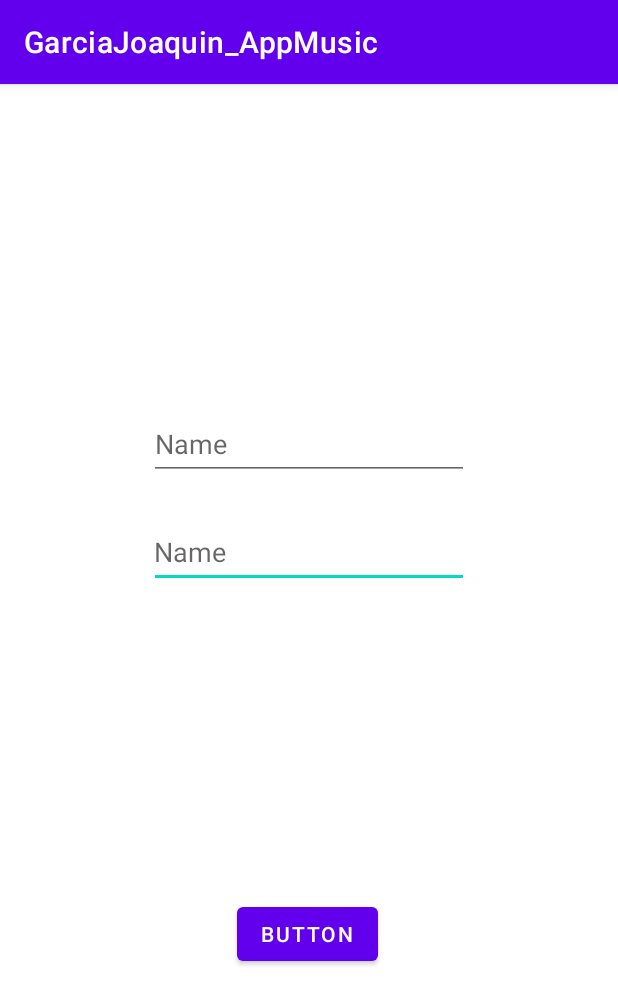
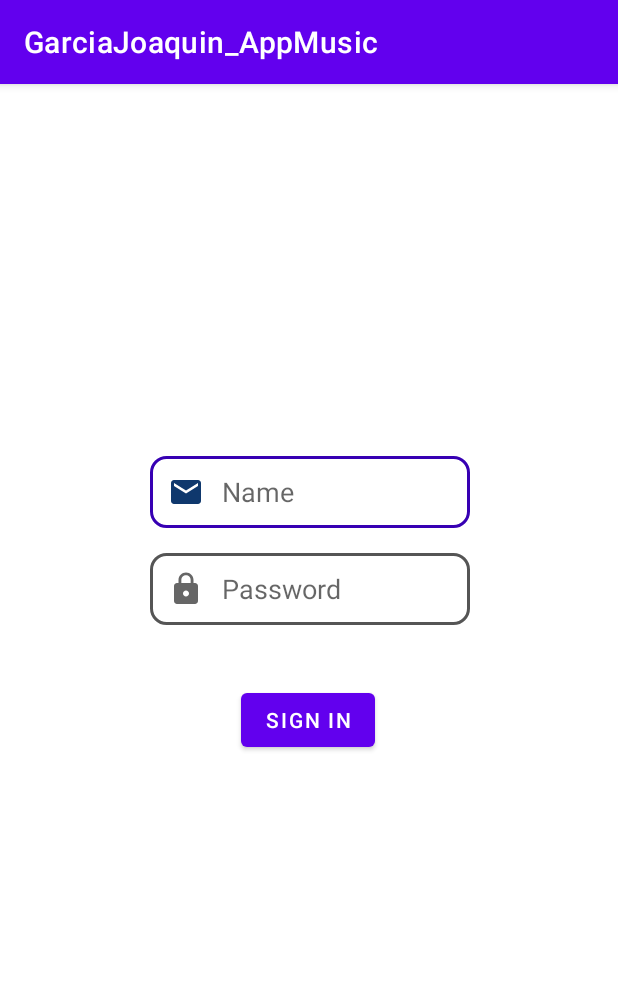
Before and after one commit to joaquingb4/GarciaJoaquin_AppMusic, an Android app: the screen it shows after launch (MainActivity), on a phone screen of 412 x 824 dp. Shown: the top 1005 px of the screen. Run offline under Robolectric (Android 15) with nearby library versions, the phone set to English and light mode, and no system bars.

Commit message:
Login finished

```diff
--- a/app/src/main/java/com/example/garciajoaquin_appmusic/MainActivity.java
+++ b/app/src/main/java/com/example/garciajoaquin_appmusic/MainActivity.java
@@ -3,6 +3,11 @@ package com.example.garciajoaquin_appmusic;
 import androidx.appcompat.app.AppCompatActivity;
 
 import android.os.Bundle;
+import android.util.Log;
+import android.view.View;
+import android.widget.Button;
+import android.widget.EditText;
+import android.widget.TextView;
 
 public class MainActivity extends AppCompatActivity {
 
@@ -10,5 +15,33 @@ public class MainActivity extends AppCompatActivity {
     protected void onCreate(Bundle savedInstanceState) {
         super.onCreate(savedInstanceState);
         setContentView(R.layout.activity_main);
+
+        //Login button created
+        Button btnLogin = findViewById(R.id.btnSignIn);
+        //Name and password fields created
+        EditText txtUserName = findViewById(R.id.txtUserName);
+        EditText txtPassword = findViewById(R.id.txtPassword);
+        //The textview created
+        TextView lblLoginResult = findViewById(R.id.lblLoginResult);
+        lblLoginResult.setVisibility(View.INVISIBLE); //Textview invisible
+
+        //If we click on button login
+        btnLogin.setOnClickListener(new View.OnClickListener() {
+            public void onClick(View view) {
+                //Check if the name and password fields are correct
+                if (txtUserName.getText().toString().equals("Alonso") && txtPassword.getText().toString().equals("1234")){
+
+                    lblLoginResult.setText("Successful login");//Set message on the textview
+                    Log.i("Test","Successful login");
+
+                }else{
+                    lblLoginResult.setText("Wrong name or password");//Set message on the textview
+                    Log.i("Test","Wrong name or password");
+                }
+                //Text view turn in visible
+                lblLoginResult.setVisibility(View.VISIBLE);
+            }
+        });
+
     }
 }
--- /dev/null
+++ b/app/src/main/res/drawable/custom_email_icon.xml
@@ -0,0 +1,7 @@
+<?xml version="1.0" encoding="utf-8"?>
+<selector xmlns:android="http://schemas.android.com/apk/res/android">
+    <item android:state_focused="true"
+        android:drawable="@drawable/ic_email_focused" />
+    <item android:state_focused="false"
+        android:drawable="@drawable/ic_email" />
+</selector>
--- /dev/null
+++ b/app/src/main/res/drawable/custom_lock_icon.xml
@@ -0,0 +1,7 @@
+<?xml version="1.0" encoding="utf-8"?>
+<selector xmlns:android="http://schemas.android.com/apk/res/android">
+    <item android:state_focused="true"
+        android:drawable="@drawable/ic_lock_focused" />
+    <item android:state_focused="false"
+        android:drawable="@drawable/ic_lock" />
+</selector>
--- /dev/null
+++ b/app/src/main/res/drawable/ic_email_focused.xml
@@ -0,0 +1,5 @@
+<vector android:height="24dp" android:tint="#0F386D"
+    android:viewportHeight="24" android:viewportWidth="24"
+    android:width="24dp" xmlns:android="http://schemas.android.com/apk/res/android">
+    <path android:fillColor="@android:color/white" android:pathData="M20,4L4,4c-1.1,0 -1.99,0.9 -1.99,2L2,18c0,1.1 0.9,2 2,2h16c1.1,0 2,-0.9 2,-2L22,6c0,-1.1 -0.9,-2 -2,-2zM20,8l-8,5 -8,-5L4,6l8,5 8,-5v2z"/>
+</vector>
--- /dev/null
+++ b/app/src/main/res/drawable/ic_lock_focused.xml
@@ -0,0 +1,5 @@
+<vector android:height="24dp" android:tint="#0F386D"
+    android:viewportHeight="24" android:viewportWidth="24"
+    android:width="24dp" xmlns:android="http://schemas.android.com/apk/res/android">
+    <path android:fillColor="@android:color/white" android:pathData="M18,8h-1L17,6c0,-2.76 -2.24,-5 -5,-5S7,3.24 7,6v2L6,8c-1.1,0 -2,0.9 -2,2v10c0,1.1 0.9,2 2,2h12c1.1,0 2,-0.9 2,-2L20,10c0,-1.1 -0.9,-2 -2,-2zM12,17c-1.1,0 -2,-0.9 -2,-2s0.9,-2 2,-2 2,0.9 2,2 -0.9,2 -2,2zM15.1,8L8.9,8L8.9,6c0,-1.71 1.39,-3.1 3.1,-3.1 1.71,0 3.1,1.39 3.1,3.1v2z"/>
+</vector>
--- a/app/src/main/res/layout/activity_main.xml
+++ b/app/src/main/res/layout/activity_main.xml
@@ -6,50 +6,70 @@
     android:layout_height="match_parent"
     tools:context=".MainActivity">
 
-
     <EditText
         android:id="@+id/txtUserName"
         android:layout_width="wrap_content"
         android:layout_height="wrap_content"
-        android:layout_marginStart="101dp"
-        android:layout_marginTop="288dp"
-        android:layout_marginEnd="101dp"
-        android:drawableStart="@drawable/custom_input"
+        android:background="@drawable/custom_input"
+        android:drawableStart="@drawable/custom_email_icon"
+        android:drawablePadding="12dp"
+        android:paddingStart="12dp"
         android:ems="10"
         android:inputType="textPersonName"
         android:minHeight="48dp"
         android:hint="Name"
+
+
+        app:layout_constraintBottom_toBottomOf="parent"
         app:layout_constraintEnd_toEndOf="parent"
+        app:layout_constraintHorizontal_bias="0.502"
         app:layout_constraintStart_toStartOf="parent"
-        app:layout_constraintTop_toTopOf="parent" />
-
+        app:layout_constraintTop_toTopOf="parent"
+        app:layout_constraintVertical_bias="0.344" />
     <EditText
         android:id="@+id/txtPassword"
         android:layout_width="wrap_content"
         android:layout_height="wrap_content"
-        android:layout_marginStart="101dp"
-        android:layout_marginEnd="101dp"
-        android:layout_marginBottom="24dp"
+        android:background="@drawable/custom_input"
+        android:drawableStart="@drawable/custom_lock_icon"
+        android:drawablePadding="12dp"
+        android:paddingStart="12dp"
         android:ems="10"
-        android:hint="Name"
-        android:inputType="textPersonName"
+        android:inputType="textPassword"
         android:minHeight="48dp"
-        app:layout_constraintBottom_toTopOf="@+id/txtUserName"
+        android:hint="Password"
+
+        app:layout_constraintBottom_toBottomOf="parent"
         app:layout_constraintEnd_toEndOf="parent"
-        app:layout_constraintStart_toStartOf="parent" />
+        app:layout_constraintHorizontal_bias="0.502"
+        app:layout_constraintStart_toStartOf="parent"
+        app:layout_constraintTop_toBottomOf="@+id/txtUserName"
+        app:layout_constraintVertical_bias="0.04" />
+        />
 
     <Button
         android:id="@+id/btnSignIn"
         android:layout_width="wrap_content"
         android:layout_height="wrap_content"
-        android:layout_marginStart="157dp"
-        android:layout_marginTop="80dp"
-        android:layout_marginEnd="160dp"
-        android:layout_marginBottom="177dp"
-        android:text="Button"
+        android:text="Sign in"
         app:layout_constraintBottom_toBottomOf="parent"
         app:layout_constraintEnd_toEndOf="parent"
-        app:layout_constraintHorizontal_bias="1.0"
-        app:layout_constraintStart_toStartOf="parent" />
+        app:layout_constraintHorizontal_bias="0.498"
+        app:layout_constraintStart_toStartOf="parent"
+        app:layout_constraintTop_toBottomOf="@+id/txtPassword"
+        app:layout_constraintVertical_bias="0.11" />
+
+
+    <TextView
+        android:id="@+id/lblLoginResult"
+        android:layout_width="wrap_content"
+        android:layout_height="wrap_content"
+        android:text="TextView"
+        app:layout_constraintBottom_toBottomOf="parent"
+        app:layout_constraintEnd_toEndOf="parent"
+        app:layout_constraintHorizontal_bias="0.498"
+        app:layout_constraintStart_toStartOf="parent"
+        app:layout_constraintTop_toTopOf="parent"
+        app:layout_constraintVertical_bias="0.707" />
 
 </androidx.constraintlayout.widget.ConstraintLayout>
--- a/app/src/main/res/values/colors.xml
+++ b/app/src/main/res/values/colors.xml
@@ -8,4 +8,5 @@
     <color name="black">#FF000000</color>
     <color name="white">#FFFFFFFF</color>
     <color name="grey">#555555</color>
+    <color name="marine">#0F386D</color>
 </resources>
```
